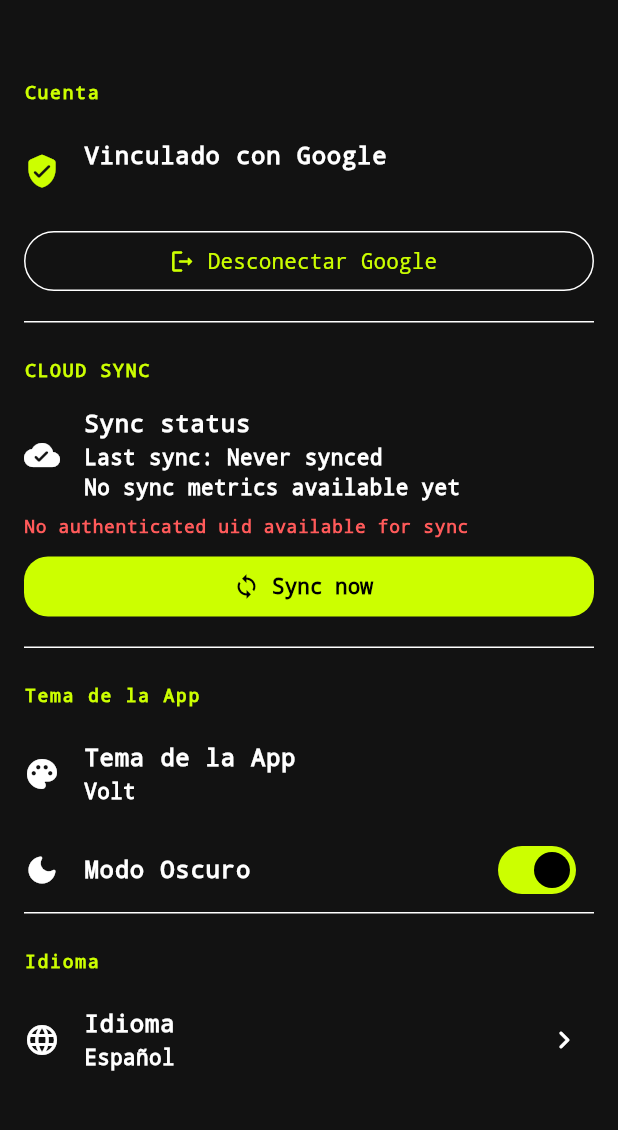
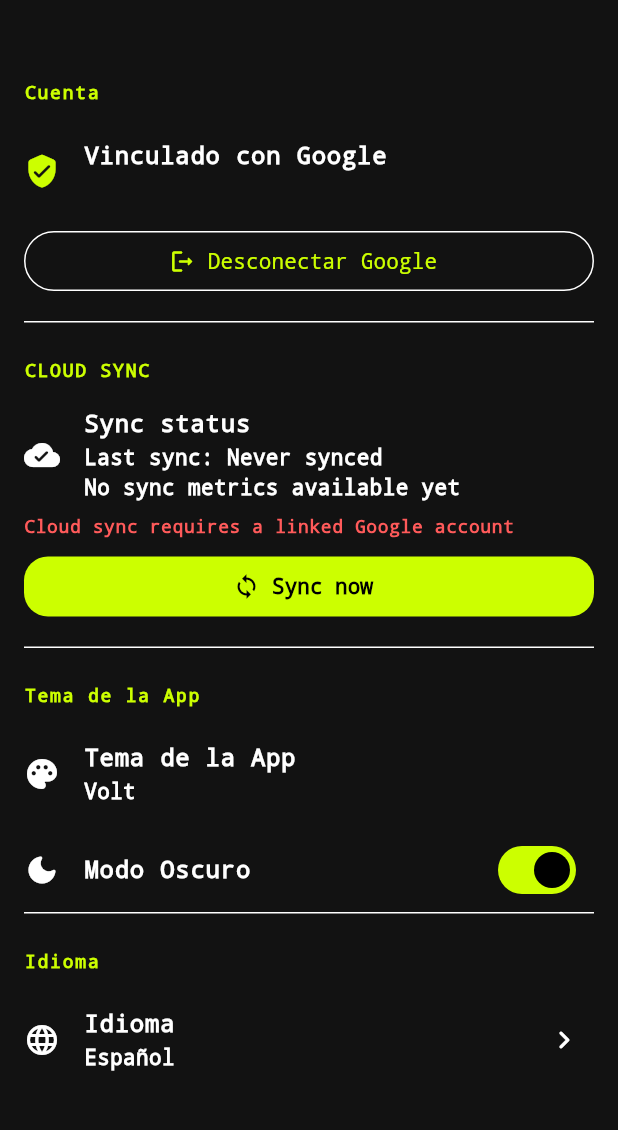
Before and after one commit to arielsoriano/muscleup, a Flutter app: the _SettingsView screen opened directly, after a tap on "Sync now", after a tap on "Language", on a phone screen of 412 x 824 dp, the part 63-1193 px from its top. Run offline on Flutter 3.47's test engine with Material 3 defaults, Android fonts, the phone set to English and light mode, and no system bars; our stand-ins replace cloud_firestore, drift, equatable, firebase_auth, firebase_core, flutter_bloc and 6 more; accounts and stored records are empty; generated files the repository leaves out were written again; network calls fail.

Commit message:
Support cloud sync for linked Google accounts
Enable and harden Google-linked cloud sync and related UI/logic. Firestore rules now allow users to access their own subdocuments via a wildcard and inline the auth check. The Firebase auth data source handles linking more robustly: it signs in when no current user, retries sign-in for credential conflicts, handles provider-already-linked, and surfaces meaningful errors. AuthCubit now emits AuthError on failures (with a fallback user) and the settings page shows error SnackBars and disables cloud sync UI when the account isn't linked (adjusting icons, labels and the Sync button). WorkoutSyncEngine treats anonymous users as not eligible for sync and updates the error message accordingly. Tests updated to simulate a signed-in cloud user for the settings sync UI.

```diff
--- a/lib/features/settings/presentation/pages/settings_page.dart
+++ b/lib/features/settings/presentation/pages/settings_page.dart
@@ -124,6 +124,17 @@ class _AccountSection extends StatelessWidget {
     if (state is AuthLinkedWithGoogle) {
       ScaffoldMessenger.of(context).showSnackBar(
         SnackBar(content: Text(context.l10n.authLinkSuccess)),
+      );
+      return;
+    }
+
+    if (state is AuthError) {
+      final rawMessage = state.message;
+      final message = rawMessage.startsWith('Exception: ')
+          ? rawMessage.substring('Exception: '.length)
+          : rawMessage;
+      ScaffoldMessenger.of(context).showSnackBar(
+        SnackBar(content: Text(message)),
       );
     }
   }
@@ -256,6 +267,10 @@ class _SyncSection extends StatelessWidget {
 
   @override
   Widget build(BuildContext context) {
+    return BlocBuilder<AuthCubit, AuthState>(
+      builder: (context, authState) {
+        final cloudSyncEnabled = authState is AuthLinkedWithGoogle;
+
         return BlocBuilder<SyncStatusCubit, SyncStatusState>(
           builder: (context, syncStatusState) {
             final lastRunMetrics = syncStatusState.lastRunMetrics;
@@ -275,10 +290,20 @@ class _SyncSection extends StatelessWidget {
                   leading: Icon(
                     syncStatusState.isSyncing
                         ? Icons.sync_rounded
-                    : Icons.cloud_done_rounded,
+                        : (cloudSyncEnabled
+                            ? Icons.cloud_done_rounded
+                            : Icons.cloud_off_rounded),
                   ),
-              title: Text(syncStatusState.isSyncing ? 'Syncing...' : 'Sync status'),
-              subtitle: Text('Last sync: $lastSyncLabel\n$syncSummary'),
+                  title: Text(
+                    syncStatusState.isSyncing
+                        ? 'Syncing...'
+                        : (cloudSyncEnabled ? 'Sync status' : 'Cloud sync locked'),
+                  ),
+                  subtitle: Text(
+                    cloudSyncEnabled
+                        ? 'Last sync: $lastSyncLabel\n$syncSummary'
+                        : 'Link your Google account to enable cloud sync',
+                  ),
                 ),
                 if (syncStatusState.lastErrorMessage != null)
                   Padding(
@@ -305,7 +330,7 @@ class _SyncSection extends StatelessWidget {
                   child: SizedBox(
                     width: double.infinity,
                     child: FilledButton.icon(
-                  onPressed: syncStatusState.isSyncing
+                      onPressed: (!cloudSyncEnabled || syncStatusState.isSyncing)
                           ? null
                           : context.read<SyncStatusCubit>().syncNow,
                       icon: const Icon(Icons.sync),
@@ -314,6 +339,8 @@ class _SyncSection extends StatelessWidget {
                   ),
                 ),
               ],
+            );
+          },
         );
       },
     );
--- a/lib/features/workout/data/sync/workout_sync_engine.dart
+++ b/lib/features/workout/data/sync/workout_sync_engine.dart
@@ -77,7 +77,7 @@ class WorkoutSyncEngine implements SyncEngine {
     }
 
     _authSubscription = _cloudAuthRepository.watchAuthState().listen((CloudUser? user) {
-      if (user == null) {
+      if (user == null || user.isAnonymous) {
         _activeUid = null;
         return;
       }
@@ -98,7 +98,7 @@ class WorkoutSyncEngine implements SyncEngine {
     if (uid == null || uid.isEmpty) {
       return const SyncRunResult(
         success: false,
-        message: 'No authenticated uid available for sync',
+        message: 'Cloud sync requires a linked Google account',
       );
     }
 
```
Also changed, not shown: lib/features/auth/data/datasources/firebase_auth_data_source.dart (+22 -3 lines), lib/features/auth/presentation/cubit/auth_cubit.dart (+8 -1 lines), 2 other files. Lines whose indentation alone changed are shown as unchanged.
